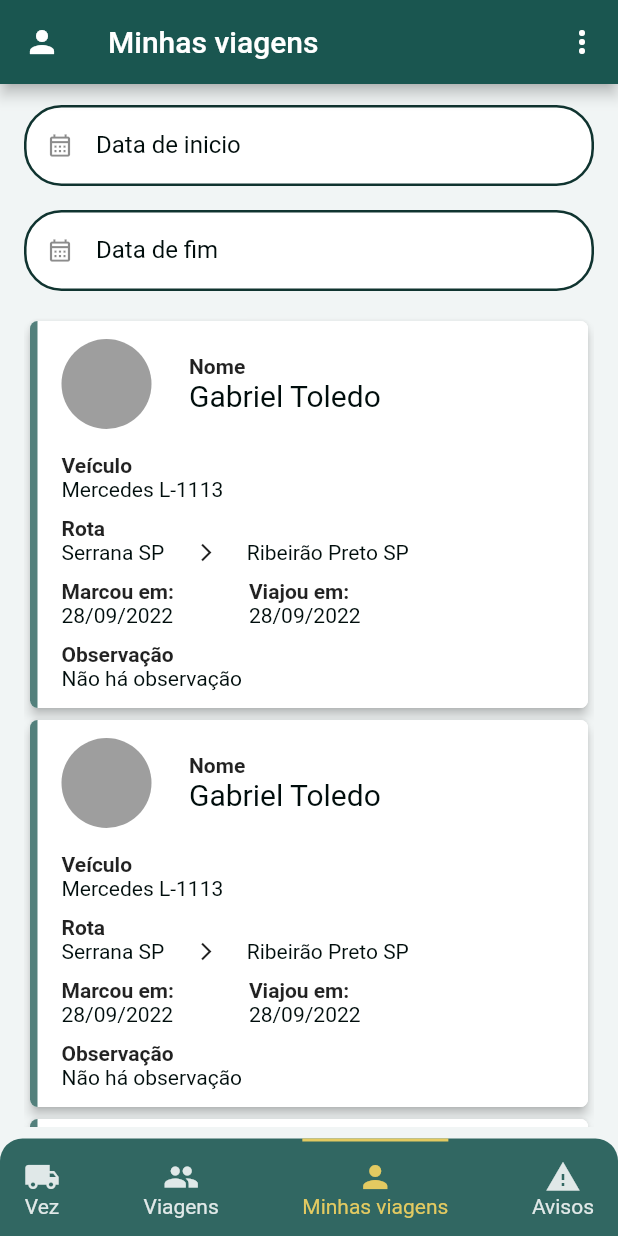
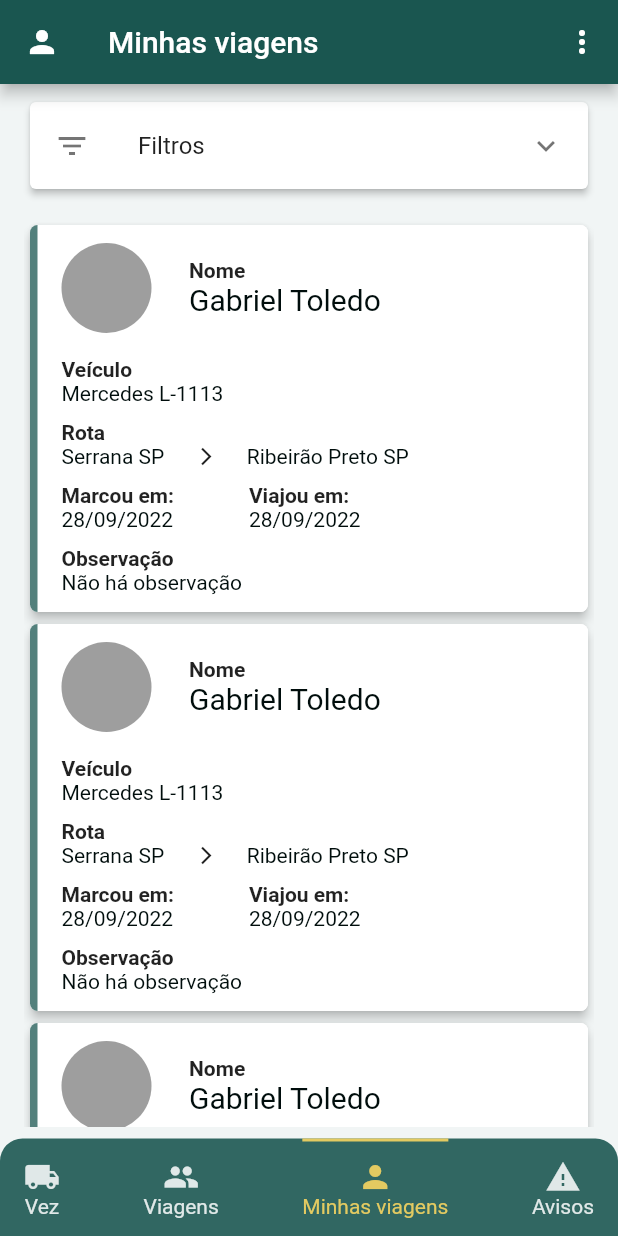
Before and after one commit to Wxze/desafio_coopertransc, a Flutter app: the HomeView screen opened by its route, item 3 of the bottom bar chosen, on a phone screen of 412 x 824 dp. Run offline on Flutter 3.47's test engine with Material 2 defaults, Android fonts, the phone set to English and light mode, and no system bars; our stand-ins replace shared_preferences; accounts and stored records are empty; network calls fail.

Commit message:
Add ExpansionTile for filters in my_trip_view

```diff
--- a/lib/view/my_trip_view.dart
+++ b/lib/view/my_trip_view.dart
@@ -18,22 +18,30 @@ class _MyTripViewState extends State<MyTripView> {
   Widget build(BuildContext context) {
     return Column(
       children: [
-        Row(
-          children: [
-            Flexible(
-              child: myTripDateField(firstDate, 'Data de inicio', true),
-            ),
-          ],
-        ),
-        const SizedBox(
-          height: 10,
-        ),
-        Row(
-          children: [
-            Flexible(
-              child: myTripDateField(lastDate, 'Data de fim', false),
-            ),
-          ],
+        Card(
+          elevation: 2,
+          color: Colors.white,
+          child: ExpansionTile(
+            title: const Text('Filtros'),
+            leading: const Icon(Icons.filter_list),
+            childrenPadding:
+                const EdgeInsets.symmetric(vertical: 10, horizontal: 10),
+            children: [
+              myTripDateField(firstDate, 'Data de inicio', true),
+              myTripDateField(lastDate, 'Data de fim', false),
+              const SizedBox(
+                height: 15,
+              ),
+              Row(
+                mainAxisAlignment: MainAxisAlignment.end,
+                children: [
+                  filterButton('Resetar Filtros', const Color(0xFF316762)),
+                  const SizedBox(width: 10),
+                  filterButton('Pesquisar', const Color(0xFF0d2b28)),
+                ],
+              )
+            ],
+          ),
         ),
         const SizedBox(
           height: 16,
@@ -53,6 +61,24 @@ class _MyTripViewState extends State<MyTripView> {
 
   Widget tripListTile(int index) {
     return const TripListCard();
+  }
+
+  Widget filterButton(String msg, Color color) {
+    return ElevatedButton(
+      style: ElevatedButton.styleFrom(
+        padding: const EdgeInsets.all(20),
+        primary: color,
+        shadowColor: Colors.black,
+        shape: RoundedRectangleBorder(
+          borderRadius: BorderRadius.circular(20),
+        ),
+      ),
+      child: Text(
+        msg,
+        style: const TextStyle(fontSize: 14),
+      ),
+      onPressed: () {},
+    );
   }
 
   Widget myTripDateField(inputDate, label, bool firstField) {
@@ -82,7 +108,9 @@ class _MyTripViewState extends State<MyTripView> {
           ),
           prefixIcon: const Padding(
             padding: EdgeInsets.fromLTRB(15, 0, 15, 0),
-            child: Icon(Icons.calendar_month_outlined,),
+            child: Icon(
+              Icons.calendar_month_outlined,
+            ),
           ),
           focusedBorder: OutlineInputBorder(
             borderRadius: BorderRadius.circular(25),
@@ -100,15 +128,19 @@ class _MyTripViewState extends State<MyTripView> {
           ),
         ),
         onTap: () async {
-          DateTime? pickeddate = await showDatePicker(context: context, initialDate: DateTime.now(), firstDate: DateTime(2000), lastDate: DateTime(2222));
+          DateTime? pickeddate = await showDatePicker(
+              context: context,
+              initialDate: DateTime.now(),
+              firstDate: DateTime(2000),
+              lastDate: DateTime(2222));
 
-          if(pickeddate != null && firstField == true){
+          if (pickeddate != null && firstField == true) {
             setState(() {
-              firstDate.text =  DateFormat('dd / MM / yyyy').format(pickeddate);
+              firstDate.text = DateFormat('dd / MM / yyyy').format(pickeddate);
             });
-          }else if(pickeddate != null && firstField == false){
+          } else if (pickeddate != null && firstField == false) {
             setState(() {
-              lastDate.text =  DateFormat('dd / MM / yyyy').format(pickeddate);
+              lastDate.text = DateFormat('dd / MM / yyyy').format(pickeddate);
             });
           }
         },
```
